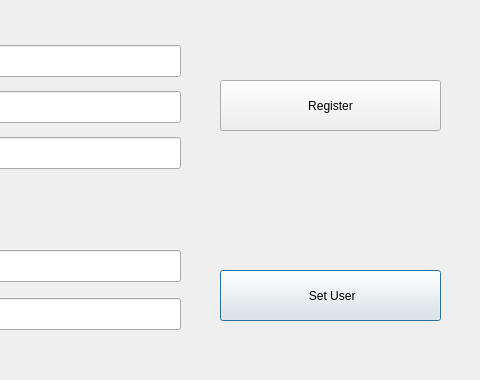
The window that Client/settingsdialog.ui (ArtemD/SpeedFreak) describes before a commit, drawn with Qt 5; both pictures show x 320 to 800 and y 0 to 380 of the 800 by 380 pixel window.
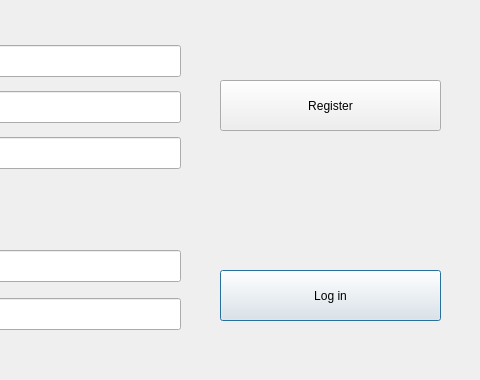
The same window after the commit. Icons and pictures are not drawn.

Commit message: Settings dialog changed. Log in/Log out functionality improved.

Patch:
```diff
--- a/Client/settingsdialog.ui
+++ b/Client/settingsdialog.ui
@@ -41,7 +41,7 @@
     </rect>
    </property>
    <property name="text">
-    <string> Set User</string>
+    <string>Log in</string>
    </property>
   </widget>
   <widget class="QLabel" name="registrateLabel">
```
The commit also changes 7 other files.
